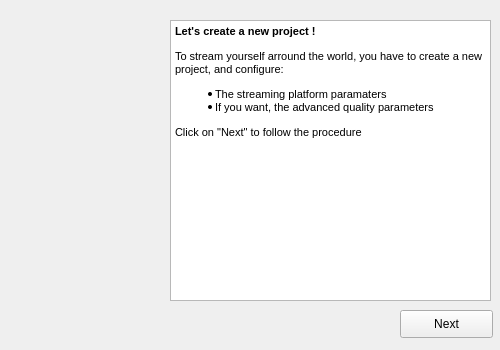
Above: newprojectassistant.ui from M0dM/StreaMe before the change. Below: the same form after it.
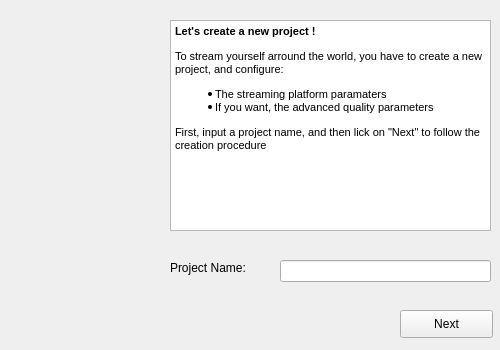
That is the form after the change. Icons and pictures are not drawn.

Commit message: New Project name field added in the project creation procedure Choose platform/Configure parameters window's title renamed

What changed in the file:
```diff
--- a/newprojectassistant.ui
+++ b/newprojectassistant.ui
@@ -38,7 +38,7 @@
      <x>170</x>
      <y>20</y>
      <width>321</width>
-     <height>281</height>
+     <height>211</height>
     </rect>
    </property>
    <property name="html">
@@ -50,7 +50,7 @@
 &lt;p style=&quot; margin-top:12px; margin-bottom:12px; margin-left:0px; margin-right:0px; -qt-block-indent:0; text-indent:0px;&quot;&gt;&lt;span style=&quot; font-size:8pt;&quot;&gt;To stream yourself arround the world, you have to create a new project, and configure:&lt;/span&gt;&lt;/p&gt;
 &lt;ul style=&quot;margin-top: 0px; margin-bottom: 0px; margin-left: 0px; margin-right: 0px; -qt-list-indent: 1;&quot;&gt;&lt;li style=&quot; font-size:8pt;&quot; style=&quot; margin-top:12px; margin-bottom:0px; margin-left:0px; margin-right:0px; -qt-block-indent:0; text-indent:0px;&quot;&gt;The streaming platform paramaters&lt;/li&gt;
 &lt;li style=&quot; font-size:8pt;&quot; style=&quot; margin-top:0px; margin-bottom:12px; margin-left:0px; margin-right:0px; -qt-block-indent:0; text-indent:0px;&quot;&gt;If you want, the advanced quality parameters&lt;/li&gt;&lt;/ul&gt;
-&lt;p style=&quot; margin-top:12px; margin-bottom:12px; margin-left:0px; margin-right:0px; -qt-block-indent:0; text-indent:0px;&quot;&gt;&lt;span style=&quot; font-size:8pt;&quot;&gt;Click on &amp;quot;Next&amp;quot; to follow the procedure&lt;/span&gt;&lt;/p&gt;&lt;/body&gt;&lt;/html&gt;</string>
+&lt;p style=&quot; margin-top:12px; margin-bottom:12px; margin-left:0px; margin-right:0px; -qt-block-indent:0; text-indent:0px;&quot;&gt;&lt;span style=&quot; font-size:8pt;&quot;&gt;First, input a project name, and then lick on &amp;quot;Next&amp;quot; to follow the creation procedure&lt;/span&gt;&lt;/p&gt;&lt;/body&gt;&lt;/html&gt;</string>
    </property>
   </widget>
   <widget class="QLabel" name="logo">
@@ -75,6 +75,29 @@
     <bool>true</bool>
    </property>
   </widget>
+  <widget class="QLabel" name="label">
+   <property name="geometry">
+    <rect>
+     <x>170</x>
+     <y>260</y>
+     <width>91</width>
+     <height>16</height>
+    </rect>
+   </property>
+   <property name="text">
+    <string>Project Name:</string>
+   </property>
+  </widget>
+  <widget class="QLineEdit" name="lineEdit">
+   <property name="geometry">
+    <rect>
+     <x>280</x>
+     <y>260</y>
+     <width>211</width>
+     <height>22</height>
+    </rect>
+   </property>
+  </widget>
  </widget>
  <resources>
   <include location="New.qrc"/>
```
The commit also changes 2 other files.
